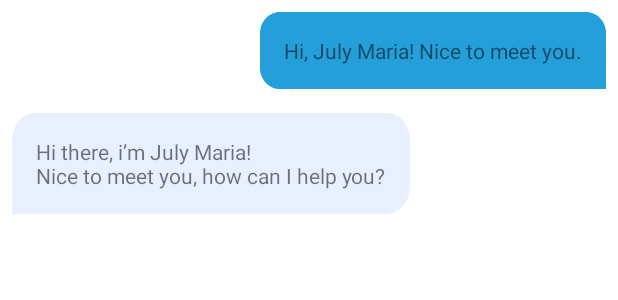
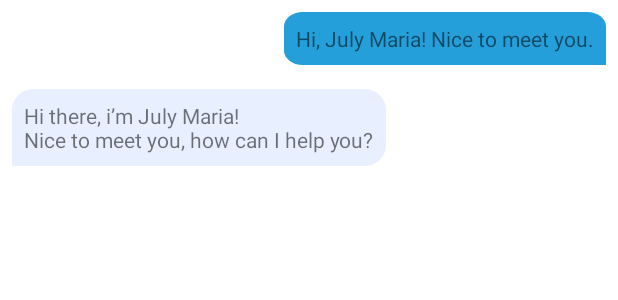
Before and after one commit to rivaldojuliano/Capstone-Project-Traveloka-Chatbot-App, an Android app: the layout item_chat_row.xml on its own in the app's theme, with its tools: preview values and no code run, on a phone screen of 412 x 824 dp. Shown: the top 300 px of the screen. Run offline under Robolectric (Android 15) with nearby library versions, the phone set to English and light mode, and no system bars.

Commit message:
Fix Buble Chat

```diff
--- a/app/src/main/res/layout/item_chat_row.xml
+++ b/app/src/main/res/layout/item_chat_row.xml
@@ -15,7 +15,7 @@
         android:background="@drawable/ic_bubble_bot"
         android:gravity="center_vertical"
         android:maxWidth="300dp"
-        android:padding="16dp"
+        android:padding="8dp"
         app:layout_constraintBottom_toBottomOf="parent"
         app:layout_constraintStart_toStartOf="parent"
         app:layout_constraintTop_toBottomOf="@+id/tv_customer"
@@ -28,7 +28,7 @@
         android:background="@drawable/ic_bubble_customer"
         android:gravity="center_vertical"
         android:maxWidth="300dp"
-        android:padding="16dp"
+        android:padding="8dp"
         app:layout_constraintEnd_toEndOf="parent"
         app:layout_constraintTop_toTopOf="parent"
         tools:text="Hi, July Maria! Nice to meet you." />
```
Also changed, not shown: app/src/main/java/com/rivzdev/chatbotapp/ui/chat/ChatActivity.kt (+13 -6 lines).
